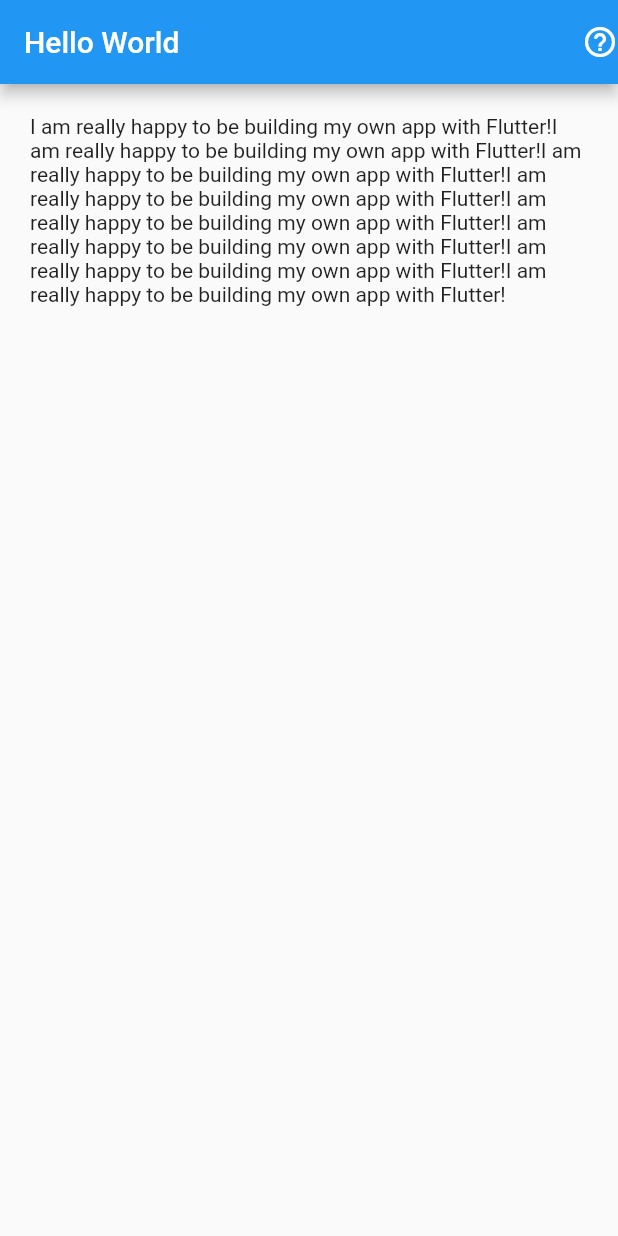
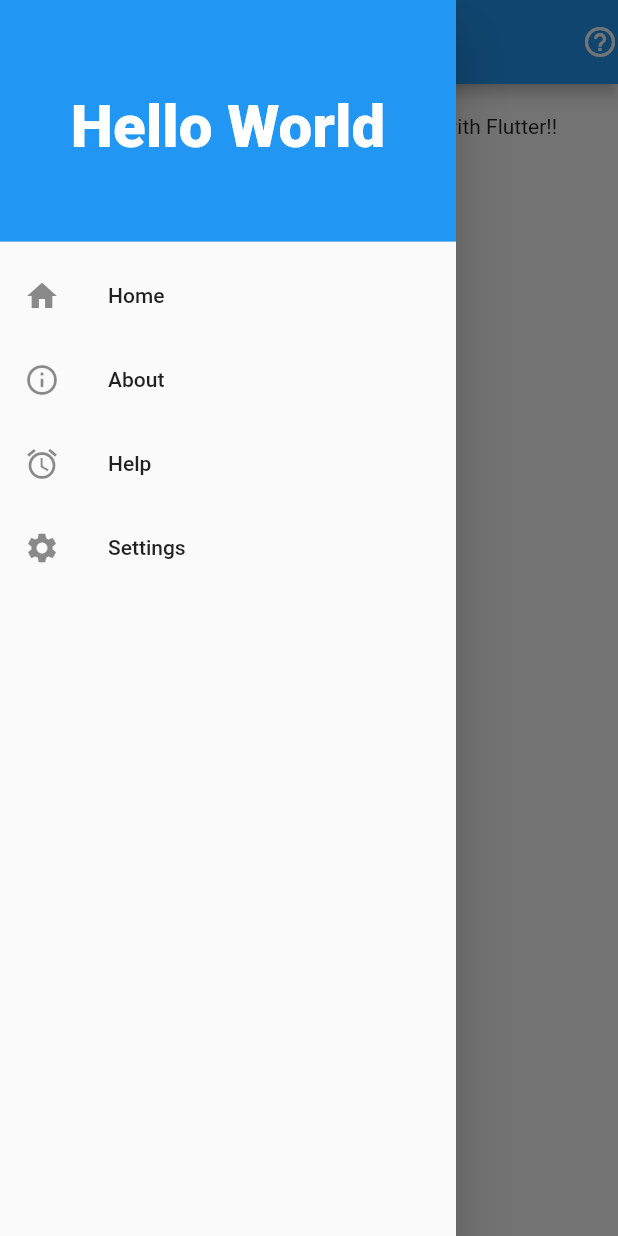
Before and after one commit to psalmskalu/flutter_classes, a Flutter app: the screen it shows after launch, with the side drawer open (before the commit the screen has no drawer), on a phone screen of 412 x 824 dp. Run offline on Flutter 3.47's test engine with Material 2 defaults, Android fonts, the phone set to English and light mode, and no system bars.

Commit message:
new changes

```diff
--- a/lib/app.dart
+++ b/lib/app.dart
@@ -7,7 +7,8 @@
   @override
   Widget build(BuildContext context) {
     return MaterialApp(
-      title: 'Flutter Demo',
+      title: 'Sample App',
+      debugShowCheckedModeBanner: false,
       theme: ThemeData(
         primarySwatch: Colors.blue,
       ),
--- a/lib/second_page.dart
+++ b/lib/second_page.dart
@@ -11,7 +11,40 @@
       body: Padding(
           padding: EdgeInsets.all(20),
           child: Text(
-              'I am really happy to be building my own app with Flutter!I am really happy to be building my own app with Flutter!I am really happy to be building my own app with Flutter!I am really happy to be building my own app with Flutter!I am really happy to be building my own app with Flutter!I am really happy to be building my own app with Flutter!I am really happy to be building my own app with Flutter!I am really happy to be building my own app with Flutter!')),
+              'I am really happy to be building my own app with Flutter!!')),
+      drawer: Drawer(
+        child: ListView(
+          children: [
+            DrawerHeader(
+              decoration: BoxDecoration(color: Colors.blue),
+              child: Center(
+                  child: Text(
+                "Hello World",
+                style: TextStyle(
+                    color: Colors.white,
+                    fontSize: 40,
+                    fontWeight: FontWeight.w900),
+              )),
+            ),
+            ListTile(
+              title: Text("Home"),
+              leading: Icon(Icons.home),
+            ),
+            ListTile(
+              title: Text("About"),
+              leading: Icon(Icons.info_outline_rounded),
+            ),
+            ListTile(
+              title: Text("Help"),
+              leading: Icon(Icons.access_alarms),
+            ),
+            ListTile(
+              title: Text("Settings"),
+              leading: Icon(Icons.settings),
+            ),
+          ],
+        ),
+      ),
     );
   }
 }
```
